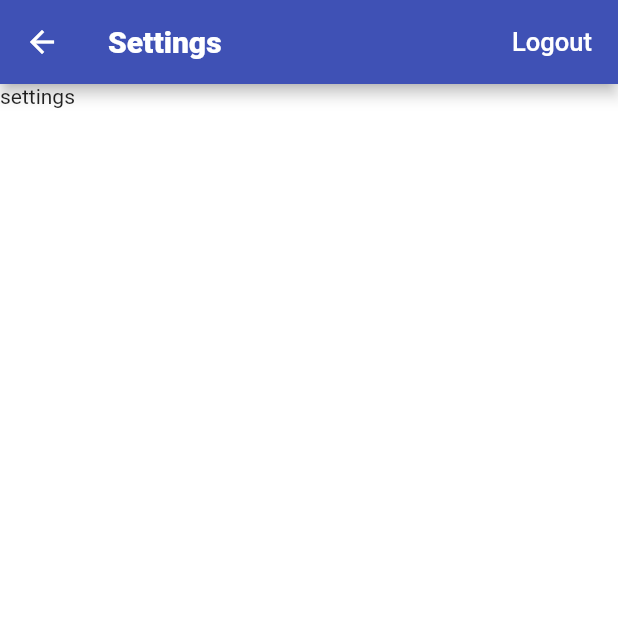
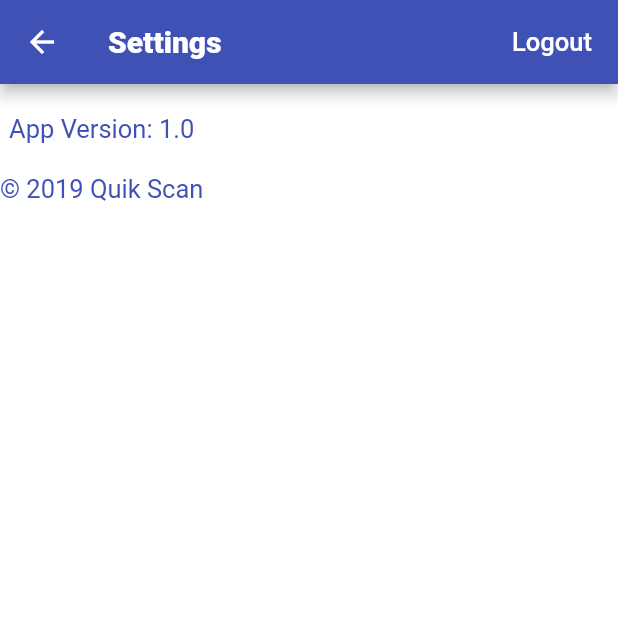
Before and after one commit to sumeet98/Quik-Scan, a Flutter app: the Settings screen opened by its route, on a phone screen of 412 x 824 dp, the top half of it. Run offline on Flutter 3.47's test engine with Material 2 defaults, Android fonts, the phone set to English and light mode, and no system bars; our stand-ins replace charts_flutter, cloud_firestore, firebase_auth, flutter_local_notifications, flutter_map, geolocator and 3 more; missing offline and left inert: barcode_scan; accounts and stored records are empty; network calls fail.

```diff
--- a/lib/main.dart
+++ b/lib/main.dart
@@ -3,6 +3,7 @@ import 'package:quik_scan/pages/about_us.dart';
 import 'package:quik_scan/pages/geolocation.dart';
 import 'package:quik_scan/pages/internationalization.dart';
 import 'package:quik_scan/pages/login.dart';
+import 'package:quik_scan/pages/recent_scans.dart';
 import 'package:quik_scan/pages/settings.dart';
 import 'package:quik_scan/pages/tables.dart';
 
@@ -28,7 +29,8 @@ class MyApp extends StatelessWidget {
         "/geo": (_) => new Geo(),
         "/inter": (_) => new Internationalization(),
         "/about": (_) => new AboutUs(),
-        "/settings": (_) => new Settings()
+        "/settings": (_) => new Settings(),
+        "/recentscans": (_) => new RecentScans(),
       },
     );
   }
--- a/lib/pages/settings.dart
+++ b/lib/pages/settings.dart
@@ -38,7 +38,20 @@ class _SettingsState extends State<Settings> {
           ],
         ),
         backgroundColor: Colors.white,
-        body: Text("settings")
+        body: Column(
+          children: <Widget>[
+          Padding(
+              padding: EdgeInsets.all(10),
+            ),
+          Text("App Version: 1.0", style: TextStyle( fontSize: 17.0, color: Colors.indigo)
+          ),
+          Padding(
+              padding: EdgeInsets.all(10),
+          ),
+          Text('© 2019 Quik Scan', style: TextStyle( fontSize: 17.0, color: Colors.indigo),
+          )
+          ]
+        )
     );
   }
 }
```
Also changed, not shown: lib/model/qr.dart (added, +24 -0 lines), lib/model/qr_model.dart (added, +11 -0 lines), lib/pages/recent_scans.dart (+40 -4 lines), lib/pages/scanner.dart (+7 -2 lines), pubspec.yaml (+10 -0 lines), pubspec.lock, 1 other file.
